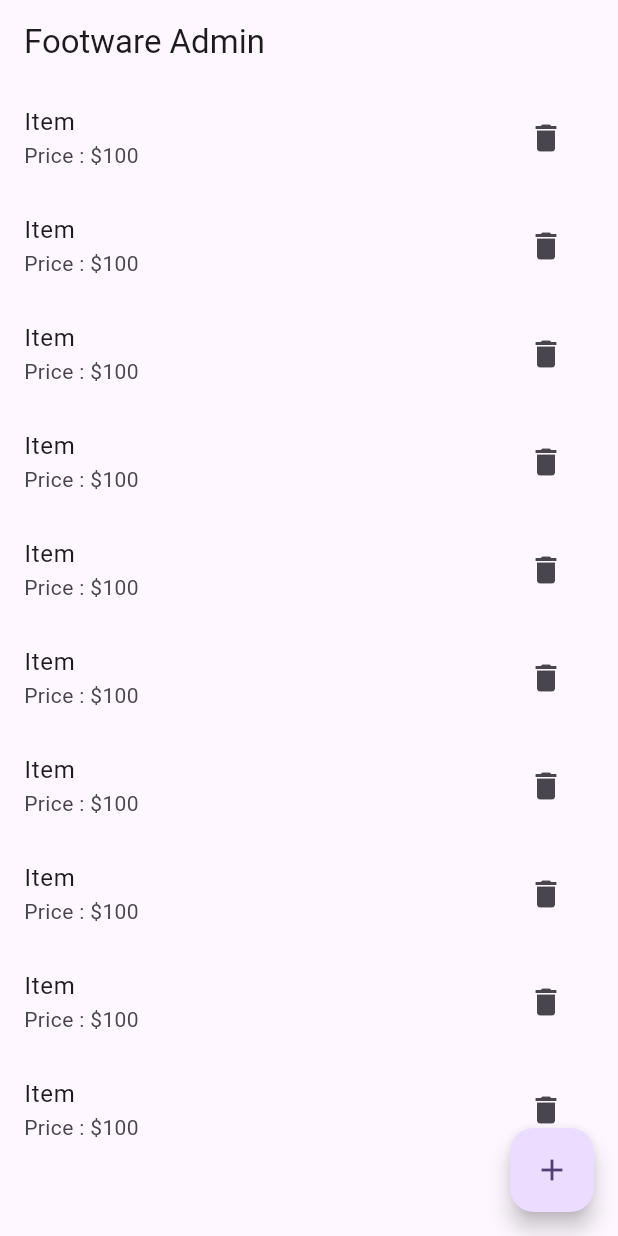
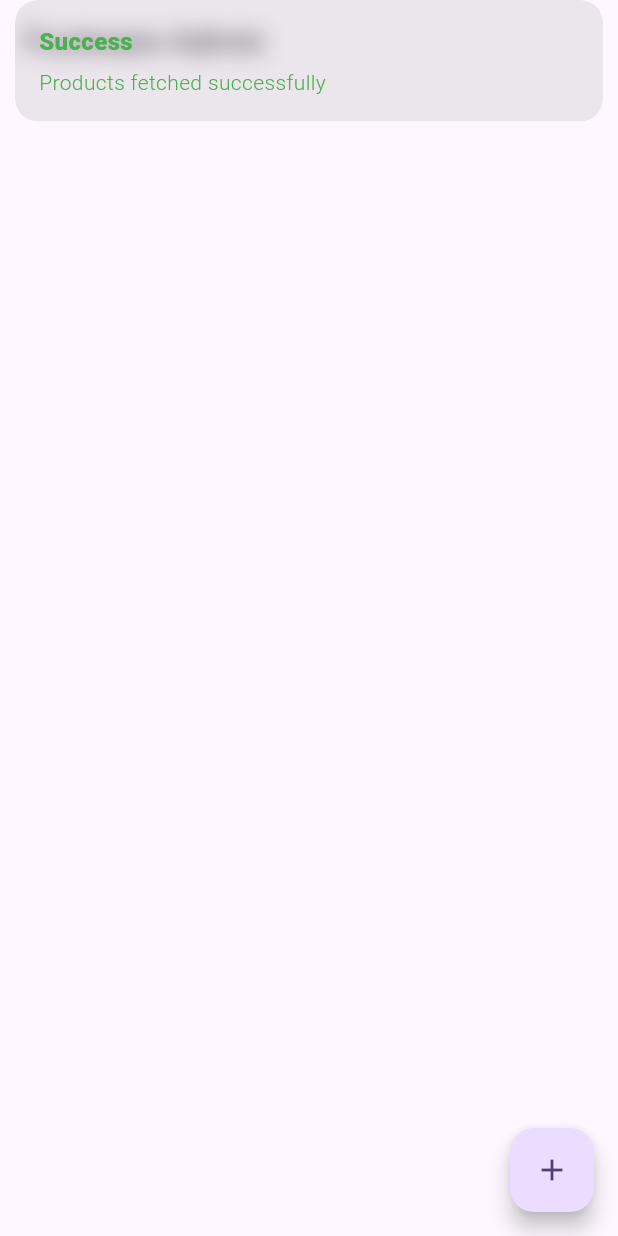
Before and after one commit to phamhuuloc219/PHL_shoe_stores_admin, a Flutter app: the first screen one second after launch, on a phone screen of 412 x 824 dp. Run offline on Flutter 3.47's test engine with Material 3 defaults, Android fonts, the phone set to English and light mode, and no system bars; our stand-ins replace cloud_firestore, dropdown_button2, firebase_core, get; accounts and stored records are empty; generated files the repository leaves out were written again.

Commit message:
feat: fetchProduct and deleteProduct

```diff
--- a/lib/controller/home_controller.dart
+++ b/lib/controller/home_controller.dart
@@ -15,9 +15,12 @@ class HomeController extends GetxController {
   String brand = 'un brand';
   bool offer = false;
 
+  List<Product> products = [];
+
   @override
-  void onInit() {
+  void onInit() async {
     productCollection = firestore.collection('products');
+    await fetchProduct();
     super.onInit();
   }
 
@@ -38,9 +41,53 @@ class HomeController extends GetxController {
       doc.set(productJson);
       Get.snackbar("Success", 'Product added successfully!',
           colorText: Colors.green);
+
+      setValuesDefault();
     } on Exception catch (e) {
-      Get.snackbar("Error", e.toString(), colorText: Colors.green);
+      Get.snackbar("Error", e.toString(), colorText: Colors.red);
       print(e);
     }
   }
+
+  fetchProduct() async {
+    try {
+      QuerySnapshot productSnapshot = await productCollection.get();
+      final List<Product> retrievedProducts = productSnapshot.docs
+          .map((doc) => Product.fromJson(doc.data() as Map<String, dynamic>))
+          .toList();
+      products.clear();
+      products.assignAll(retrievedProducts);
+      Get.snackbar("Success", "Products fetched successfully",
+          colorText: Colors.green);
+    } on Exception catch (e) {
+      Get.snackbar("Error", e.toString(), colorText: Colors.red);
+      print(e);
+    } finally {
+      update();
+    }
+  }
+
+  deleteProduct(String id) async {
+    try {
+      await productCollection.doc(id).delete();
+      fetchProduct();
+      Get.snackbar("Success", "Products deleted successfully",
+          colorText: Colors.green);
+    } on Exception catch (e) {
+      Get.snackbar("Success", e.toString(), colorText: Colors.red);
+      print(e);
+    }
+  }
+
+  setValuesDefault() {
+    productNameCtrl.clear();
+    productDescriptionCtrl.clear();
+    productImageCtrl.clear();
+    productPriceCtrl.clear();
+
+    category = 'general';
+    brand = 'un brand';
+    offer = false;
+    update();
+  }
 }
--- a/lib/pages/home_page.dart
+++ b/lib/pages/home_page.dart
@@ -15,13 +15,16 @@ class HomePage extends StatelessWidget {
               title: Text('Footware Admin'),
             ),
             body: ListView.builder(
-              itemCount: 10,
+              itemCount: ctrl.products.length,
               itemBuilder: (context, index) {
                 return ListTile(
-                  title: Text('Item '),
-                  subtitle: Text('Price : \$100'),
-                  trailing:
-                      IconButton(onPressed: () {}, icon: Icon(Icons.delete)),
+                  title: Text(ctrl.products[index].name ?? ""),
+                  subtitle: Text((ctrl.products[index].price ?? 0).toString()),
+                  trailing: IconButton(
+                      onPressed: () {
+                        ctrl.deleteProduct(ctrl.products[index].id ?? "");
+                      },
+                      icon: Icon(Icons.delete)),
                 );
               },
             ),
```
